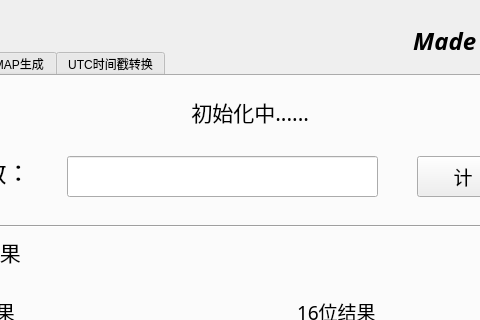
This is dev_tool.ui in SerenityAAA/Dev_Tools as Qt 5 draws it before an edit; both pictures show x 145 to 625 and y 0 to 320 of the 800 by 600 pixel window. The edited form follows.
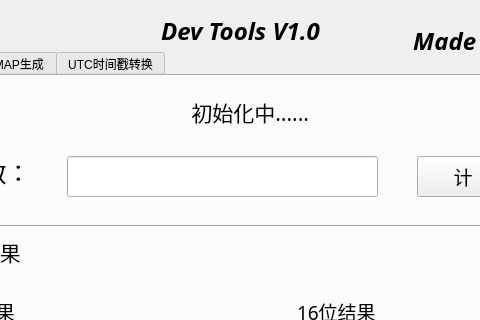
This is the edited form.

Commit message: 添加tab3的时间格式检查

What changed in the file:
```diff
--- a/dev_tool.ui
+++ b/dev_tool.ui
@@ -1014,6 +1014,31 @@
      <set>Qt::AlignCenter</set>
     </property>
    </widget>
+   <widget class="QLabel" name="label_21">
+    <property name="geometry">
+     <rect>
+      <x>270</x>
+      <y>10</y>
+      <width>231</width>
+      <height>41</height>
+     </rect>
+    </property>
+    <property name="font">
+     <font>
+      <family>Adobe Devanagari</family>
+      <pointsize>18</pointsize>
+      <weight>75</weight>
+      <italic>true</italic>
+      <bold>true</bold>
+     </font>
+    </property>
+    <property name="text">
+     <string>Dev Tools V1.0</string>
+    </property>
+    <property name="alignment">
+     <set>Qt::AlignCenter</set>
+    </property>
+   </widget>
   </widget>
   <widget class="QStatusBar" name="statusbar"/>
  </widget>
```
The commit also changes 2 other files.
